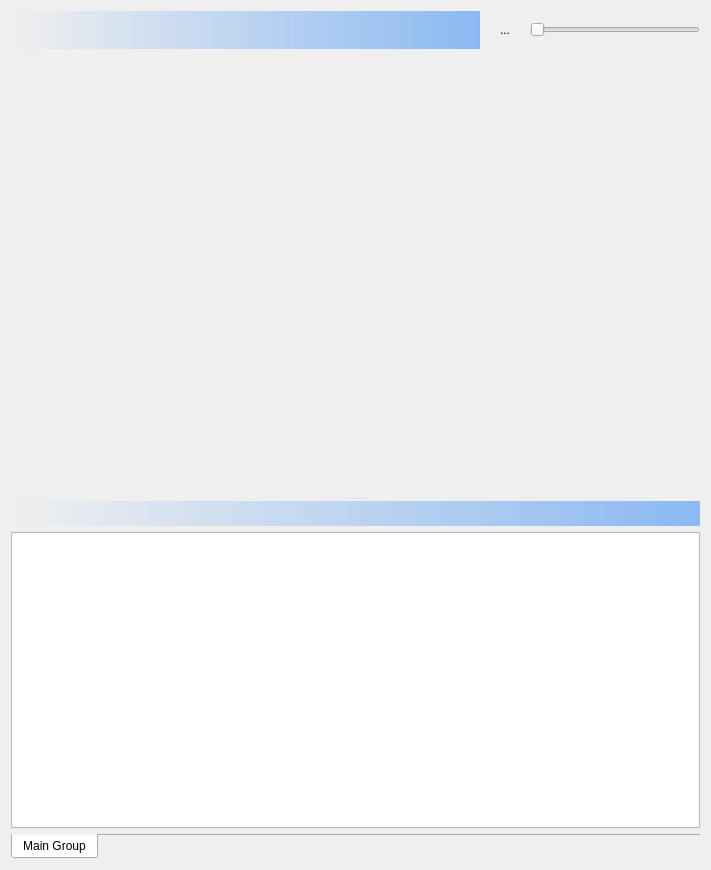
First picture: the form in DeepSkyStacker/ui/StackingDlg.ui, repository deepskystacker/DSS, before the edit.
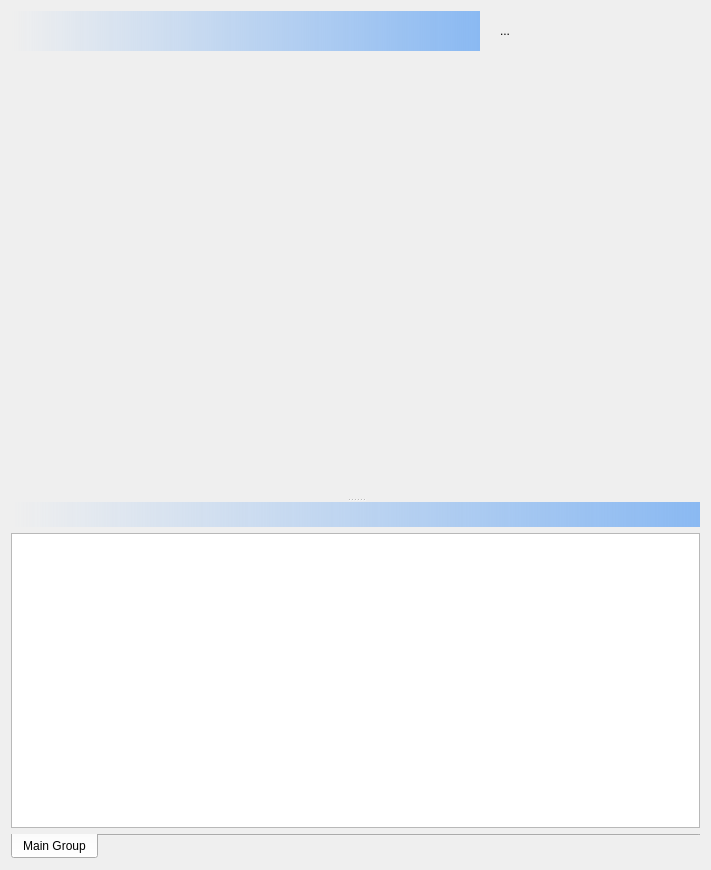
Second picture: the form after the edit. Icons and pictures are not drawn. Custom widgets are drawn as their Qt base class.

Commit message:
Updates to QLinearGradient, and StackingDlg to make QLG work and hook it into StackingDlg.
Also, comment out declaration of setOverlayPixmap in imageview

```diff
--- a/DeepSkyStacker/ui/StackingDlg.ui
+++ b/DeepSkyStacker/ui/StackingDlg.ui
@@ -52,7 +52,7 @@
            <property name="minimumSize">
             <size>
              <width>275</width>
-             <height>30</height>
+             <height>40</height>
             </size>
            </property>
            <property name="styleSheet">
@@ -102,22 +102,13 @@
           </widget>
          </item>
          <item>
-          <widget class="QSlider" name="horizontalSlider">
-           <property name="sizePolicy">
-            <sizepolicy hsizetype="Preferred" vsizetype="Fixed">
-             <horstretch>0</horstretch>
-             <verstretch>0</verstretch>
-            </sizepolicy>
-           </property>
+          <widget class="QLinearGradientCtrl" name="gamma" native="true">
            <property name="minimumSize">
             <size>
              <width>170</width>
              <height>0</height>
             </size>
            </property>
-           <property name="orientation">
-            <enum>Qt::Horizontal</enum>
-           </property>
           </widget>
          </item>
         </layout>
@@ -233,6 +224,12 @@
    <header>imageview.h</header>
    <container>1</container>
   </customwidget>
+  <customwidget>
+   <class>QLinearGradientCtrl</class>
+   <extends>QWidget</extends>
+   <header location="global">QLinearGradientCtrl.h</header>
+   <container>1</container>
+  </customwidget>
  </customwidgets>
  <resources>
   <include location="../resources.qrc"/>
```
The commit also changes 5 other files.
